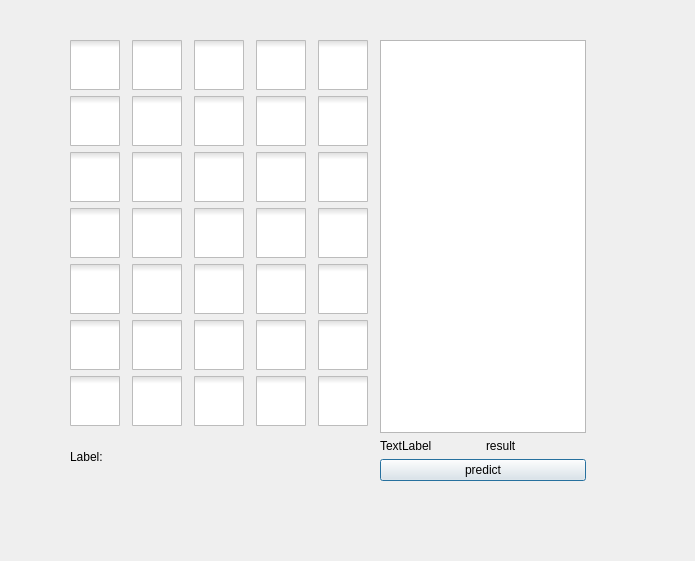
Qt form untitled.ui (KamilsobC/nsi-zadania) before a commit.
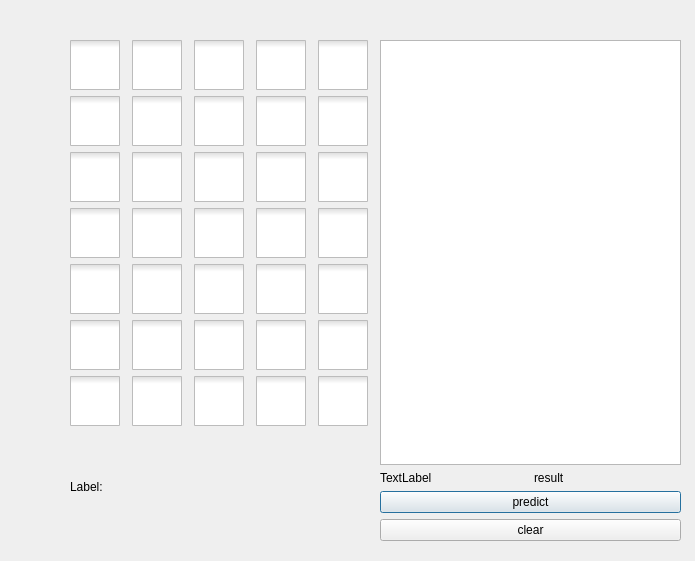
The same form after that commit.

Diff of the .ui file:
```diff
--- a/untitled.ui
+++ b/untitled.ui
@@ -18,8 +18,8 @@
     <rect>
      <x>70</x>
      <y>40</y>
-     <width>516</width>
-     <height>441</height>
+     <width>611</width>
+     <height>501</height>
     </rect>
    </property>
    <layout class="QHBoxLayout" name="horizontalLayout">
@@ -1296,6 +1296,13 @@
         </property>
        </widget>
       </item>
+      <item>
+       <widget class="QPushButton" name="pushButton">
+        <property name="text">
+         <string>clear</string>
+        </property>
+       </widget>
+      </item>
      </layout>
     </item>
    </layout>
```
